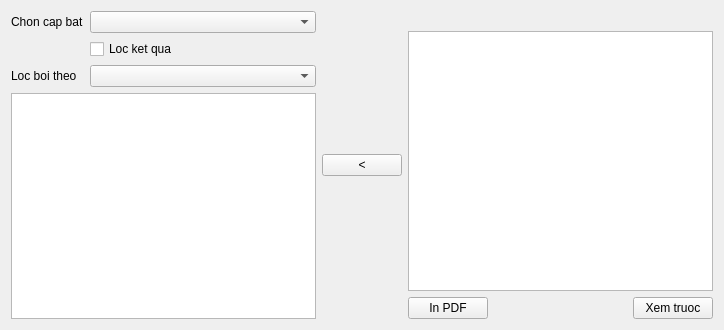
This is reporttctre.ui in xdien/tcmr as Qt 5 draws it before an edit. The edited form follows.
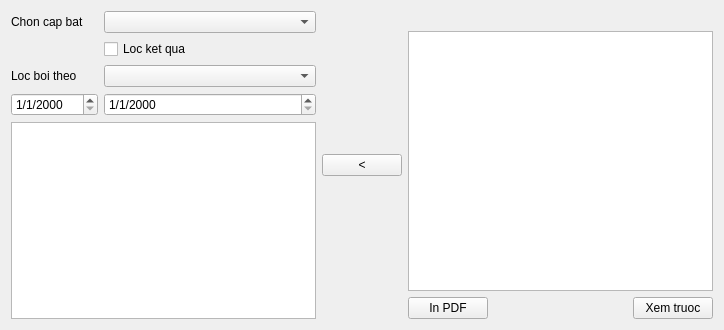
This is the edited form.

What changed in the file:
```diff
--- a/reporttctre.ui
+++ b/reporttctre.ui
@@ -48,6 +48,23 @@
          </property>
         </widget>
        </item>
+       <item row="3" column="0">
+        <widget class="QDateEdit" name="dateEdit">
+         <property name="displayFormat">
+          <string>d/M/yyyy</string>
+         </property>
+        </widget>
+       </item>
+       <item row="3" column="1">
+        <widget class="QDateEdit" name="dateEdit_2">
+         <property name="currentSection">
+          <enum>QDateTimeEdit::DaySection</enum>
+         </property>
+         <property name="displayFormat">
+          <string>M/d/yyyy</string>
+         </property>
+        </widget>
+       </item>
       </layout>
      </item>
      <item>
```
